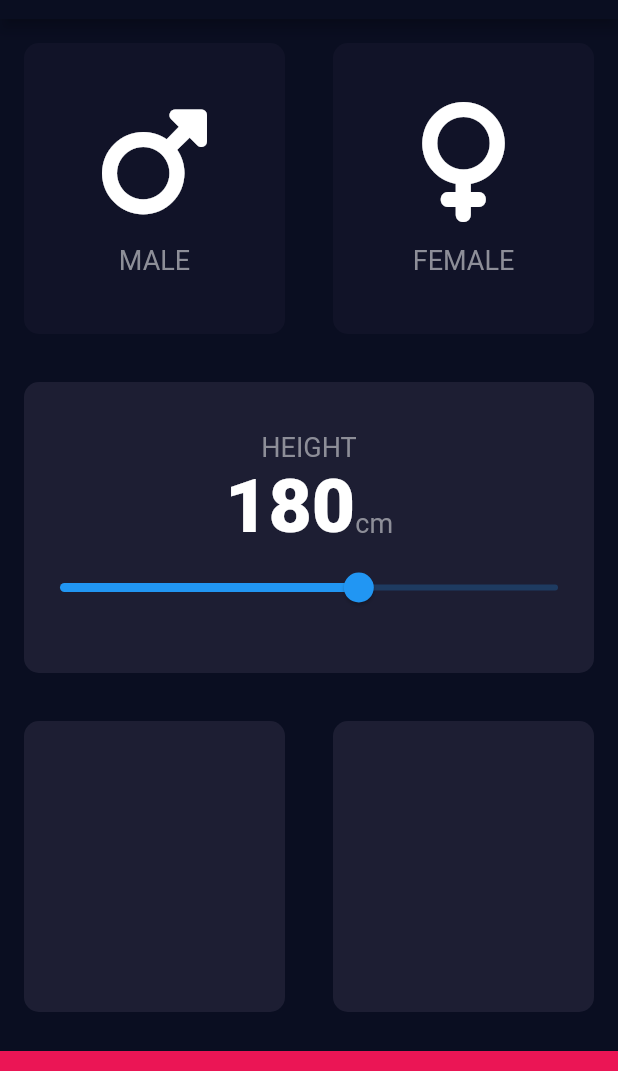
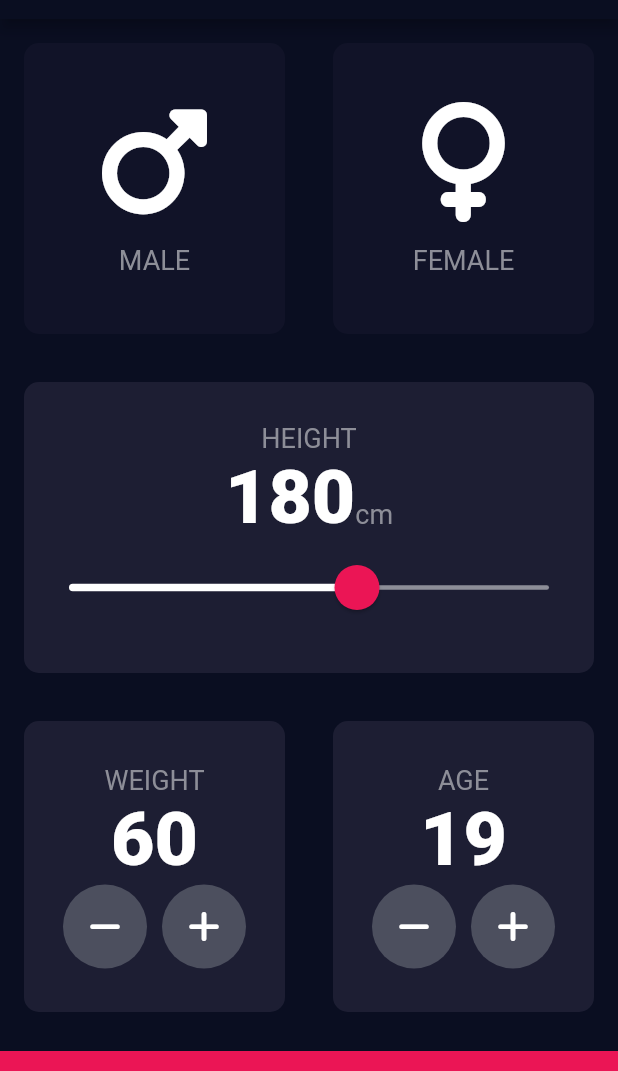
Before and after one commit to GuilhermeSilvaCosta/bmi-calculator-flutter, a Flutter app: the screen it shows after launch, on a phone screen of 412 x 824 dp, the part 65-1136 px from its top. Run offline on Flutter 3.47's test engine with Material 2 defaults, Android fonts, the phone set to English and light mode, and no system bars; our stand-ins replace font_awesome_flutter.

Commit message:
Done home screen

```diff
--- a/lib/input_page.dart
+++ b/lib/input_page.dart
@@ -23,6 +23,8 @@ class _InputPageState extends State<InputPage> {
   Color maleCardColor = kInactiveCardColour;
   Color femaleCardColor = kInactiveCardColour;
   int height = 180;
+  int weight = 60;
+  int age = 19;
 
   void onSelectGender(Gender gender) {
     setState(() {
@@ -35,6 +37,18 @@ class _InputPageState extends State<InputPage> {
   void onChangeHeight(double height) {
     setState(() {
       this.height = height.round();
+    });
+  }
+
+  void onChangeWeight(int weight) {
+    setState(() {
+      this.weight = weight;
+    });
+  }
+
+  void onChangeAge(int age) {
+    setState(() {
+      this.age = age;
     });
   }
 
@@ -98,11 +112,16 @@ class _InputPageState extends State<InputPage> {
                       ),
                     ],
                   ),
-                  Slider(
-                    value: height.toDouble(),
-                    min: 120.0,
-                    max: 220.0,
-                    onChanged: onChangeHeight,
+                  SliderTheme(
+                    data: SliderTheme.of(context).copyWith(
+                      inactiveTrackColor: Color(0xFF8D8E98),
+                    ),
+                    child: Slider(
+                      value: height.toDouble(),
+                      min: 120.0,
+                      max: 220.0,
+                      onChanged: onChangeHeight,
+                    ),
                   )
                 ],
               )
@@ -114,16 +133,64 @@ class _InputPageState extends State<InputPage> {
                 Expanded(
                   child: ReusableCard(
                     colour: kActiveCardColour,
-                    child: Container(
-                      child: null,
+                    child: Column(
+                      mainAxisAlignment: MainAxisAlignment.center,
+                      children: [
+                        Text(
+                          'WEIGHT',
+                          style: kLabelTextStyle,
+                        ),
+                        Text(
+                          weight.toString(),
+                          style: kNumberTextStyle,
+                        ),
+                        Row(
+                          mainAxisAlignment: MainAxisAlignment.center,
+                          children: [
+                            RoundIconButton(
+                              icon: FontAwesomeIcons.minus,
+                              onPressed: () => onChangeWeight(weight - 1),
+                            ),
+                            SizedBox(width: 10.0),
+                            RoundIconButton(
+                              icon: FontAwesomeIcons.plus,
+                              onPressed: () => onChangeWeight(weight + 1),
+                            ),
+                          ],
+                        )
+                      ],
                     ),
                   ),
                 ),
                 Expanded(
                   child: ReusableCard(
                     colour: kActiveCardColour,
-                    child: Container(
-                      child: null,
+                    child: Column(
+                      mainAxisAlignment: MainAxisAlignment.center,
+                      children: [
+                        Text(
+                          'AGE',
+                          style: kLabelTextStyle,
+                        ),
+                        Text(
+                          age.toString(),
+                          style: kNumberTextStyle,
+                        ),
+                        Row(
+                          mainAxisAlignment: MainAxisAlignment.center,
+                          children: [
+                            RoundIconButton(
+                              icon: FontAwesomeIcons.minus,
+                              onPressed: () => onChangeAge(age - 1),
+                            ),
+                            SizedBox(width: 10.0),
+                            RoundIconButton(
+                              icon: FontAwesomeIcons.plus,
+                              onPressed: () => onChangeAge(age + 1),
+                            ),
+                          ],
+                        )
+                      ],
                     ),
                   ),
                 ),
@@ -141,3 +208,26 @@ class _InputPageState extends State<InputPage> {
     );
   }
 }
+
+
+class RoundIconButton extends StatelessWidget {
+  const RoundIconButton({super.key, this.icon, this.onPressed});
+
+  final IconData? icon;
+  final VoidCallback? onPressed;
+
+  @override
+  Widget build(BuildContext context) {
+    return RawMaterialButton(
+      constraints: BoxConstraints.tightFor(
+        width: 56.0,
+        height: 56.0,
+      ),
+      elevation: 0,
+      shape: CircleBorder(),
+      fillColor: Color(0xFF4c4F5E),
+      onPressed: onPressed,
+      child: icon != null ? Icon(icon) : null,
+    );
+  }
+}
--- a/lib/main.dart
+++ b/lib/main.dart
@@ -15,6 +15,14 @@ class BMICalculator extends StatelessWidget {
         appBarTheme: const AppBarTheme(
           backgroundColor: Color(0xFF0A0E21),
         ),
+        sliderTheme: SliderTheme.of(context).copyWith(
+          activeTrackColor: Colors.white,
+          trackHeight: 3.0,
+          thumbColor: Color(0xFFEB1555),
+          overlayColor: Color(0x29EB1555),
+          thumbShape: const RoundSliderThumbShape(enabledThumbRadius: 15.0),
+          overlayShape: RoundSliderOverlayShape(overlayRadius: 30.0),
+        ),
         scaffoldBackgroundColor: const Color(0xFF0A0E21)
       ),
       home: const InputPage(),
```
